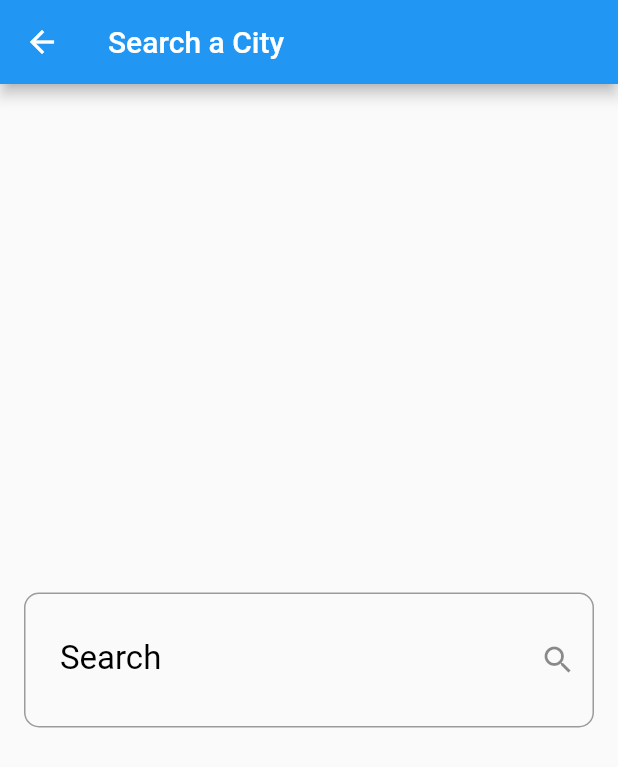
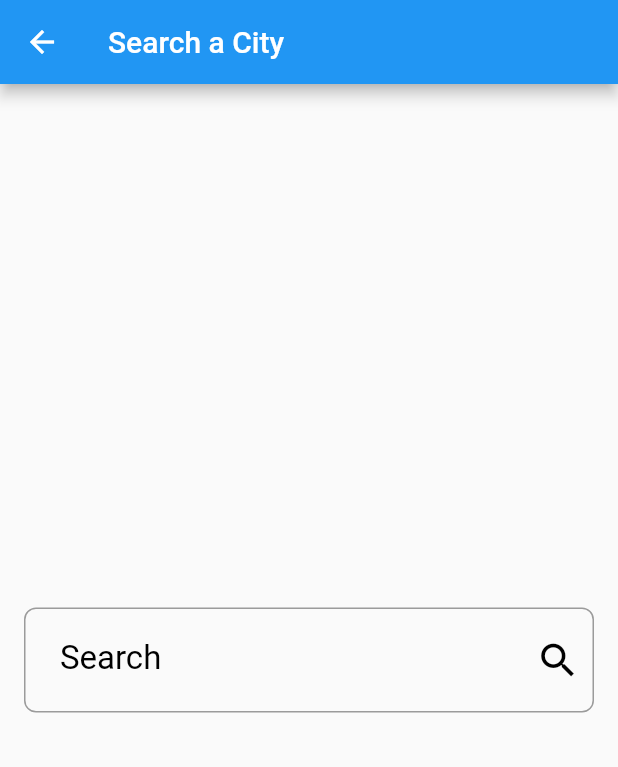
Before and after one commit to Ibrahimfathi96/Weather-Application, a Flutter app: the screen it shows after launch, after a tap on the "search" icon, on a phone screen of 412 x 824 dp. Shown: the top 767 px of the screen. Run offline on Flutter 3.47's test engine with Material 2 defaults, Android fonts, the phone set to English and light mode, and no system bars.

Commit message:
init the app + Home Page + Search Screen + callin Api + weather model + the application is fully complete as required

```diff
--- a/lib/Pages/home_page.dart
+++ b/lib/Pages/home_page.dart
@@ -1,27 +1,45 @@
 import 'package:flutter/material.dart';
+import 'package:provider/provider.dart';
 import 'package:weather_app/Pages/search_page.dart';
+import 'package:weather_app/Providers/weather_providers.dart';
 
-class HomePage extends StatelessWidget {
+import '../Models/weather_model.dart';
+
+class HomePage extends StatefulWidget {
   static const String routeName = 'home-page';
 
   @override
+  State<HomePage> createState() => _HomePageState();
+}
+
+class _HomePageState extends State<HomePage> {
+  WeatherModel? weatherData;
+
+  @override
   Widget build(BuildContext context) {
+    weatherData = Provider.of<WeatherProvider>(context).weatherData;
     return Scaffold(
       appBar: AppBar(
+        // backgroundColor: weatherData?.getThemeColors(),
         actions: [
           IconButton(
               onPressed: () {
-                Navigator.pushNamed(context, SearchPage.routeName);
+                Navigator.pushNamed(
+                  context,
+                  SearchPage.routeName,
+                );
               },
               icon: const Icon(
                 Icons.search,
+                color: Colors.black,
                 size: 30,
               ))
         ],
         centerTitle: true,
         title: const Text('Weather'),
       ),
-      body: Center(
+      body: weatherData == null
+          ? Center(
               child: Column(
                 mainAxisSize: MainAxisSize.min,
                 children: const [
@@ -39,6 +57,67 @@ class HomePage extends StatelessWidget {
                   )
                 ],
               ),
+            )
+          : Container(
+              // color: weatherData!.getThemeColors(),
+              decoration: BoxDecoration(
+                  gradient: LinearGradient(
+                colors: [
+                  weatherData!.getThemeColors(),
+                  weatherData!.getThemeColors()[100]!,
+                ],
+                begin: Alignment.topCenter,
+                end: Alignment.bottomCenter,
+              )),
+              child: Column(
+                mainAxisAlignment: MainAxisAlignment.center,
+                children: [
+                  const Spacer(
+                    flex: 3,
+                  ),
+                  Text(
+                    Provider.of<WeatherProvider>(context).cityName!,
+                    style: const TextStyle(
+                        fontSize: 32, fontWeight: FontWeight.bold),
+                  ),
+                  const SizedBox(
+                    height: 10,
+                  ),
+                  Text(
+                    weatherData!.date.toString(),
+                    textAlign: TextAlign.center,
+                    style: const TextStyle(
+                        fontSize: 22, fontWeight: FontWeight.w500),
+                  ),
+                  const Spacer(),
+                  Row(
+                    mainAxisAlignment: MainAxisAlignment.spaceEvenly,
+                    children: [
+                      Image.asset(weatherData!.getImage()),
+                      Text('${weatherData!.temp.toInt()}',
+                          style: const TextStyle(
+                              fontSize: 26, fontWeight: FontWeight.bold)),
+                      Column(
+                        children: [
+                          Text('max.temp: ${weatherData!.maxTemp.toInt()}',
+                              style: const TextStyle(
+                                  fontSize: 18, fontWeight: FontWeight.w500)),
+                          Text('min.temp: ${weatherData!.minTemp.toInt()}',
+                              style: const TextStyle(
+                                  fontSize: 18, fontWeight: FontWeight.w500)),
+                        ],
+                      ),
+                    ],
+                  ),
+                  const Spacer(),
+                  Text(weatherData!.condition,
+                      style: const TextStyle(
+                          fontSize: 32, fontWeight: FontWeight.bold)),
+                  const Spacer(
+                    flex: 5,
+                  ),
+                ],
+              ),
             ),
     );
   }
--- a/lib/Pages/search_page.dart
+++ b/lib/Pages/search_page.dart
@@ -1,7 +1,22 @@
+// ignore_for_file: use_build_context_synchronously
+
 import 'package:flutter/material.dart';
+import 'package:provider/provider.dart';
+import 'package:weather_app/Models/weather_model.dart';
+import 'package:weather_app/Providers/weather_providers.dart';
+import 'package:weather_app/Services/weather_service.dart';
 
-class SearchPage extends StatelessWidget {
+class SearchPage extends StatefulWidget {
   static const String routeName = 'search-page';
+
+  @override
+  State<SearchPage> createState() => _SearchPageState();
+}
+
+class _SearchPageState extends State<SearchPage> {
+  late String cityName;
+
+  WeatherService service = WeatherService();
 
   @override
   Widget build(BuildContext context) {
@@ -13,21 +28,48 @@ class SearchPage extends StatelessWidget {
         child: Padding(
           padding: const EdgeInsets.symmetric(horizontal: 16.0),
           child: TextField(
+            onChanged: (data) {
+              cityName = data;
+            },
+            onSubmitted: (data) async {
+              cityName = data;
+              WeatherModel? weather =
+                  await service.getWeatherService(cityName: cityName);
+              Provider.of<WeatherProvider>(context, listen: false).weatherData =
+                  weather;
+              Provider.of<WeatherProvider>(context, listen: false).cityName =
+                  cityName;
+              Navigator.pop(context);
+            },
             decoration: InputDecoration(
               contentPadding:
-                    const EdgeInsets.symmetric(vertical: 32, horizontal: 24),
+                  const EdgeInsets.symmetric(vertical: 22, horizontal: 24),
               label: const Text(
                 'Search',
                 style: TextStyle(fontSize: 22, color: Colors.black),
               ),
               suffixIcon: IconButton(
-                  icon: const Icon(Icons.search),
-                  onPressed: () {},
+                icon: const Icon(
+                  Icons.search,
+                  size: 30,
+                  color: Colors.black,
+                ),
+                onPressed: () async {
+                  WeatherModel? weather =
+                      await service.getWeatherService(cityName: cityName);
+                  Provider.of<WeatherProvider>(context, listen: false)
+                      .weatherData = weather;
+                  Provider.of<WeatherProvider>(context, listen: false)
+                      .cityName = cityName;
+                  Navigator.pop(context);
+                },
               ),
               hintText: 'Enter a City',
               hintStyle: const TextStyle(fontSize: 22, color: Colors.black),
               border: OutlineInputBorder(
-                    borderRadius: BorderRadius.circular(10))),
+                borderRadius: BorderRadius.circular(8),
+              ),
+            ),
           ),
         ),
       ),
--- /dev/null
+++ b/lib/Providers/weather_providers.dart
@@ -0,0 +1,15 @@
+import 'package:flutter/material.dart';
+import 'package:weather_app/Models/weather_model.dart';
+
+class WeatherProvider extends ChangeNotifier {
+  WeatherModel? _weatherData;
+  String? cityName;
+
+  set weatherData(WeatherModel? weatherModel) {
+    _weatherData = weatherModel;
+
+    notifyListeners();
+  }
+
+  WeatherModel? get weatherData => _weatherData;
+}
--- /dev/null
+++ b/lib/Services/weather_service.dart
@@ -0,0 +1,18 @@
+import 'dart:convert';
+
+import 'package:http/http.dart' as http;
+import 'package:weather_app/Models/weather_model.dart';
+
+class WeatherService {
+  String baseUrl = 'http://api.weatherapi.com/v1';
+  String apiKey = 'b38bb987235c42959b820024231803';
+  String apiEndPoint = 'forecast';
+
+  Future<WeatherModel> getWeatherService({required String cityName}) async {
+    Uri url =
+        Uri.parse('$baseUrl/$apiEndPoint.json?key=$apiKey&q=$cityName&days=7');
+    http.Response responce = await http.get(url);
+    Map<String, dynamic> data = jsonDecode(responce.body);
+    return WeatherModel.fromJson(data);
+  }
+}
--- a/lib/main.dart
+++ b/lib/main.dart
@@ -1,16 +1,26 @@
 import 'package:flutter/material.dart';
+import 'package:provider/provider.dart';
 import 'package:weather_app/Pages/search_page.dart';
+import 'package:weather_app/Providers/weather_providers.dart';
 
 import 'Pages/home_page.dart';
 
 void main() {
-  runApp(WeatherApp());
+  runApp(ChangeNotifierProvider(
+      create: (context) => WeatherProvider(), child: WeatherApp()));
 }
 
 class WeatherApp extends StatelessWidget {
   @override
   Widget build(BuildContext context) {
     return MaterialApp(
+      theme: ThemeData(
+        primarySwatch: Provider.of<WeatherProvider>(context).weatherData == null
+            ? Colors.blue
+            : Provider.of<WeatherProvider>(context)
+                .weatherData
+                ?.getThemeColors(),
+      ),
       debugShowCheckedModeBanner: false,
       initialRoute: HomePage.routeName,
       routes: {
--- a/pubspec.yaml
+++ b/pubspec.yaml
@@ -35,6 +35,8 @@ dependencies:
   # The following adds the Cupertino Icons font to your application.
   # Use with the CupertinoIcons class for iOS style icons.
   cupertino_icons: ^1.0.2
+  http: ^0.13.5
+  provider: ^6.0.5
 
 dev_dependencies:
   flutter_test:
@@ -61,6 +63,7 @@ flutter:
   # To add assets to your application, add an assets section, like this:
   assets:
     - assets/images/
+    - assets/icons/
   #   - images/a_dot_ham.jpeg
 
   # An image asset can refer to one or more resolution-specific "variants", see
```
Also changed, not shown: lib/Models/weather_model.dart (added, +106 -0 lines), pubspec.lock, 2 other files. Lines whose indentation alone changed are shown as unchanged.
